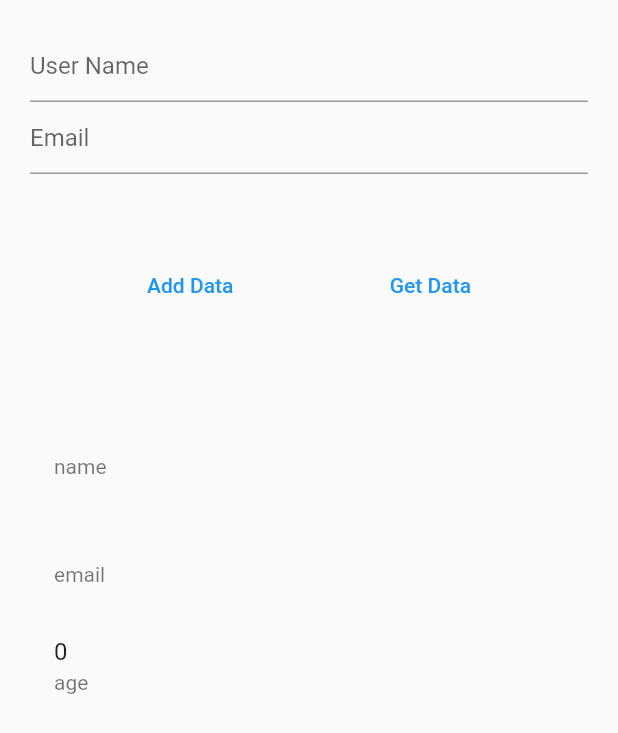
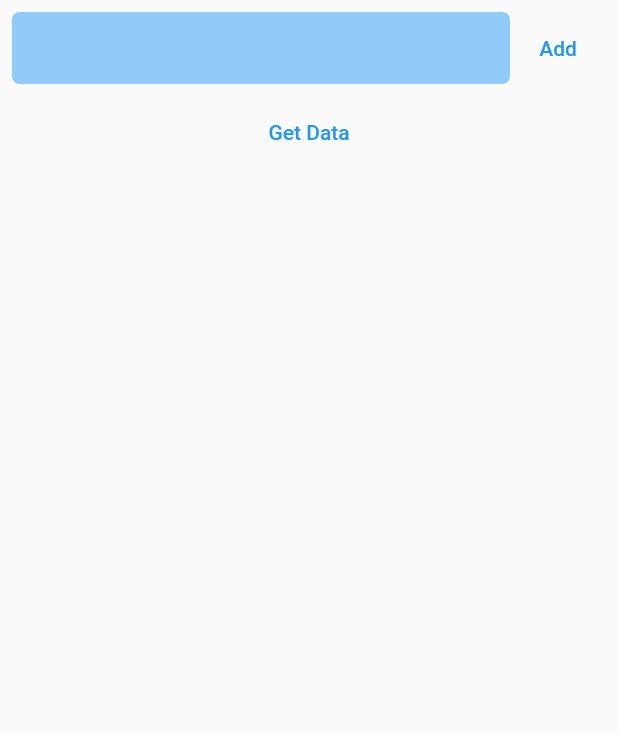
Before and after one commit to thamizhkayal/flutter_class, a Flutter app: the screen it shows after launch, after a tap on "Get Data", on a phone screen of 412 x 824 dp. Shown: the top 733 px of the screen. Run offline on Flutter 3.47's test engine with Material 2 defaults, Android fonts, the phone set to English and light mode, and no system bars; our stand-ins replace cloud_firestore, dotted_border, firebase_core, flutter_screenutil, font_awesome_flutter, get and 4 more; accounts and stored records are empty; generated files the repository leaves out were written again.

Commit message:
get list of data

```diff
--- a/lib/main.dart
+++ b/lib/main.dart
@@ -14,7 +14,9 @@ import 'counter_app/counter_app.dart';
 import 'firebase_options.dart';
 import 'input.dart';
 import 'instument/instrument_list.dart';
+import 'provider/data_provider.dart';
 import 'provider/product_provider.dart';
+import 'screen/pages/add_data_page.dart';
 import 'task_1/tsk1.dart';
 import 'thamizh_practice/grouped_list_practice.dart';
 import 'widgets/list_view/my_list_view.dart';
@@ -37,6 +39,7 @@ class MyApp extends StatelessWidget {
     return MultiProvider(
       providers: [
         ChangeNotifierProvider(create: (context) => ProductProvider()),
+        ChangeNotifierProvider(create: (context) => DataProvider()),
       ],
       child: ScreenUtilInit(
           designSize: const Size(375, 812),
@@ -44,7 +47,7 @@ class MyApp extends StatelessWidget {
           builder: (_, child) {
             return GetMaterialApp(
               debugShowCheckedModeBanner: false,
-              home: MyInputs(),
+              home: AddDataPage(),
               // home: Tsk1(),
             );
           }),
--- /dev/null
+++ b/lib/provider/data_provider.dart
@@ -0,0 +1,31 @@
+import 'package:cloud_firestore/cloud_firestore.dart';
+import 'package:flutter/material.dart';
+
+class DataProvider extends ChangeNotifier {
+  final fs = FirebaseFirestore.instance;
+  List<String> names = [];
+
+  addData(
+      {String? collection,
+      String? docId,
+      required Map<String, dynamic> data}) async {
+    final col = fs.collection(collection ?? "DefaultCollection");
+    if (docId != null) {
+      await col.doc(docId).set(data);
+    } else {
+      await col.add(data);
+    }
+    getAllData(collection: collection ?? "DefaultCollection");
+  }
+
+  getAllData({String? collection}) async {
+    final allData =
+        await fs.collection(collection ?? "DefaultCollection").get();
+    List<String> allNames = [];
+    for (var i in allData.docs) {
+      allNames.add(i.data()['name']);
+    }
+    names = allNames;
+    notifyListeners();
+  }
+}
--- /dev/null
+++ b/lib/screen/pages/add_data_page.dart
@@ -0,0 +1,80 @@
+import 'package:flutter/material.dart';
+import 'package:flutter_class/provider/data_provider.dart';
+import 'package:provider/provider.dart';
+
+class AddDataPage extends StatelessWidget {
+  AddDataPage({super.key});
+
+  final TextEditingController nameController = TextEditingController();
+  @override
+  Widget build(BuildContext context) {
+    final dataProvider = Provider.of<DataProvider>(context);
+    return SafeArea(
+      child: Scaffold(
+        body: Column(
+          children: [
+            Expanded(
+              child: Column(
+                children: [
+                  Padding(
+                    padding: const EdgeInsets.all(8.0),
+                    child: Row(
+                      children: [
+                        Expanded(
+                          child: Container(
+                            padding: EdgeInsets.symmetric(horizontal: 10),
+                            decoration: BoxDecoration(
+                                color: Colors.blue[200],
+                                borderRadius: BorderRadius.circular(5)),
+                            child: TextField(
+                              controller: nameController,
+                              decoration:
+                                  InputDecoration(border: InputBorder.none),
+                            ),
+                          ),
+                        ),
+                        TextButton(
+                            onPressed: () {
+                              Map<String, dynamic> data = {
+                                "name": nameController.text.trim()
+                              };
+                              if (nameController.text.trim().isNotEmpty) {
+                                dataProvider.addData(
+                                  data: data,
+                                  collection: "Names",
+                                );
+                                nameController.clear();
+                              } else {
+                                print('data is empty');
+                              }
+                            },
+                            child: Text('Add'))
+                      ],
+                    ),
+                  ),
+                  TextButton(
+                      onPressed: () {
+                        dataProvider.getAllData(collection: "Names");
+                      },
+                      child: Text('Get Data'))
+                ],
+              ),
+            ),
+            Expanded(
+              flex: 6,
+              child: SingleChildScrollView(
+                child: Column(
+                    children: dataProvider.names
+                        .map((e) => ListTile(
+                              title: Text(e),
+                              onTap: () {},
+                            ))
+                        .toList()),
+              ),
+            )
+          ],
+        ),
+      ),
+    );
+  }
+}
```
